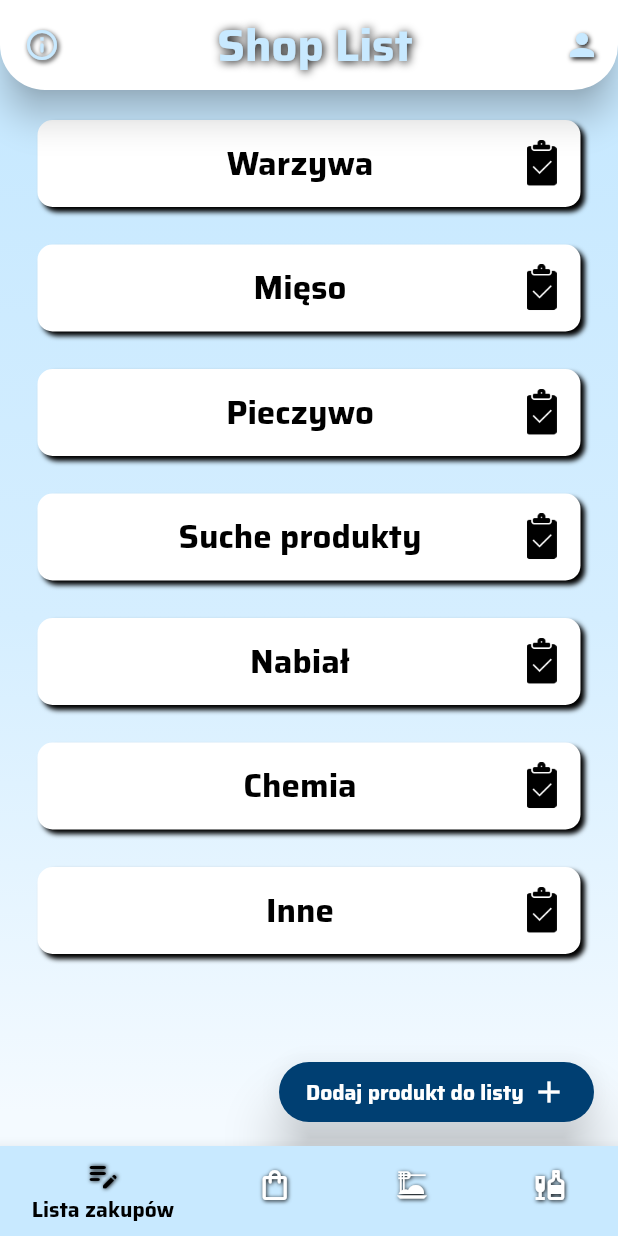
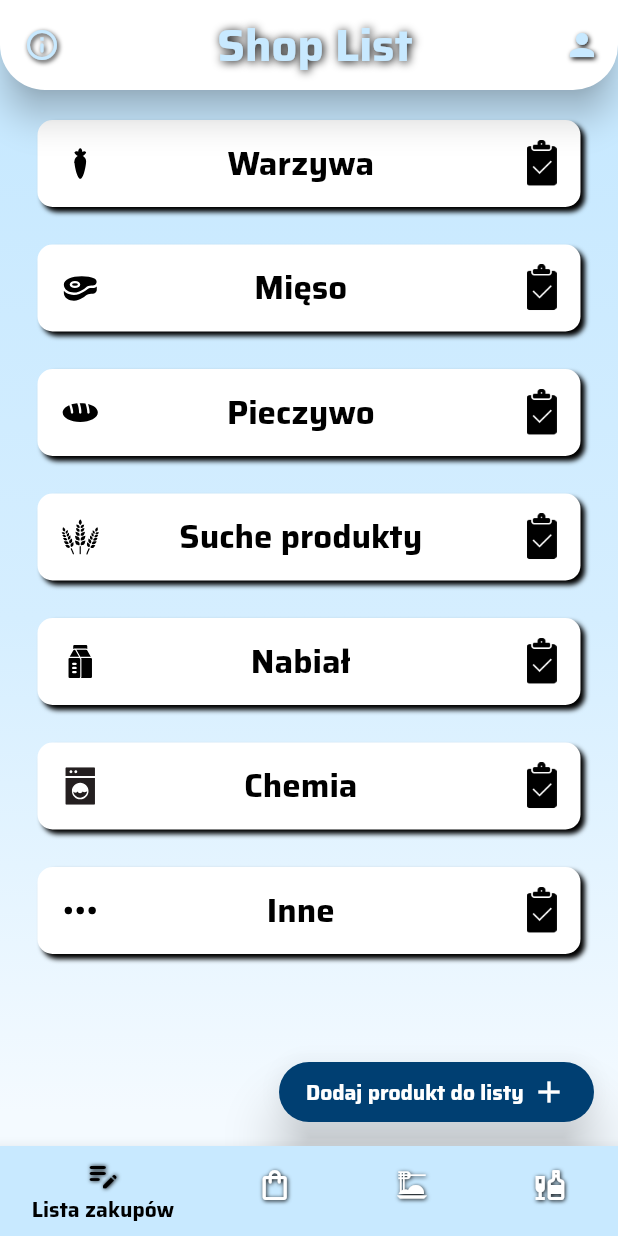
Before and after one commit to sebastiangirsza/ShopListApp, a Flutter app: the screen it shows once a user with an empty profile is signed in, on a phone screen of 412 x 824 dp. Run offline on Flutter 3.47's test engine with Material 2 defaults, Android fonts, the phone set to English and light mode, and no system bars; our stand-ins replace bloc, cloud_firestore, file_picker, firebase_auth, firebase_core, firebase_storage and 4 more; accounts and stored records are empty.

Commit message:
Add categories icon to ShopListPage

```diff
--- a/lib/app/home/pages/shop_list/shop_list.dart
+++ b/lib/app/home/pages/shop_list/shop_list.dart
@@ -2,6 +2,7 @@ import 'package:ShopListApp/app/home/pages/shop_list/categories/categories_widge
 import 'package:ShopListApp/app/home/pages/shop_list/categories/cubit/product_cubit.dart';
 import 'package:flutter/material.dart';
 import 'package:flutter_bloc/flutter_bloc.dart';
+import 'package:flutter_svg/svg.dart';
 import 'package:google_fonts/google_fonts.dart';
 import 'package:numberpicker/numberpicker.dart';
 import 'package:ShopListApp/app/repositories/products_repositories.dart';
@@ -362,6 +363,16 @@ class ProductsGroup extends StatelessWidget {
       'Chemia',
       'Inne',
     ];
+
+    final categoriesIcon = [
+      'images/icons/vegetable_icon.svg',
+      'images/icons/meat_icon.svg',
+      'images/icons/bread_icon.svg',
+      'images/icons/dry_products_icon.svg',
+      'images/icons/dairy_icon.svg',
+      'images/icons/chemistry_icon.svg',
+      'images/icons/other_icon.svg',
+    ];
     return ListView.builder(
       physics: const NeverScrollableScrollPhysics(),
       shrinkWrap: true,
@@ -443,17 +454,30 @@ class ProductsGroup extends StatelessWidget {
                                                 ),
                                             ]),
                                         title: Row(
+                                          children: [
+                                            SizedBox(
+                                              width: 25,
+                                              height: 25,
+                                              child: SvgPicture.asset(
+                                                categoriesIcon[index],
+                                              ),
+                                            ),
+                                            Expanded(
+                                              child: Row(
                                                 mainAxisAlignment:
                                                     MainAxisAlignment.center,
                                                 children: [
-                                            const Icon(null),
                                                   Text(
                                                     categoriesName[index],
                                                     style: GoogleFonts.getFont(
                                                         'Saira',
                                                         fontSize: 22,
                                                         color: Colors.black,
-                                                  fontWeight: FontWeight.bold),
+                                                        fontWeight:
+                                                            FontWeight.bold),
+                                                  ),
+                                                ],
+                                              ),
                                             ),
                                           ],
                                         ),
--- a/pubspec.yaml
+++ b/pubspec.yaml
@@ -48,6 +48,7 @@ dependencies:
   # path: ^1.8.0
   # image_picker: ^0.8.4
   file_picker: ^4.0.3
+  flutter_svg: ^1.1.5
 
 
 dev_dependencies:
@@ -82,6 +83,7 @@ flutter:
     - images/icon/
     - images/list_icon/
     - images/photos/
+    - images/icons/
 
   # An image asset can refer to one or more resolution-specific "variants", see
   # https://flutter.dev/assets-and-images/#resolution-aware
```
Also changed, not shown: images/icons/bread_icon.svg (added), images/icons/chemistry_icon.svg (added), images/icons/dairy_icon.svg (added), images/icons/dry_products_icon.svg (added), images/icons/fruits_icon.svg (added), images/icons/meat_icon.svg (added), images/icons/other_icon.svg (added), images/icons/vegetable_icon.svg (added), pubspec.lock. Lines whose indentation alone changed are shown as unchanged.
